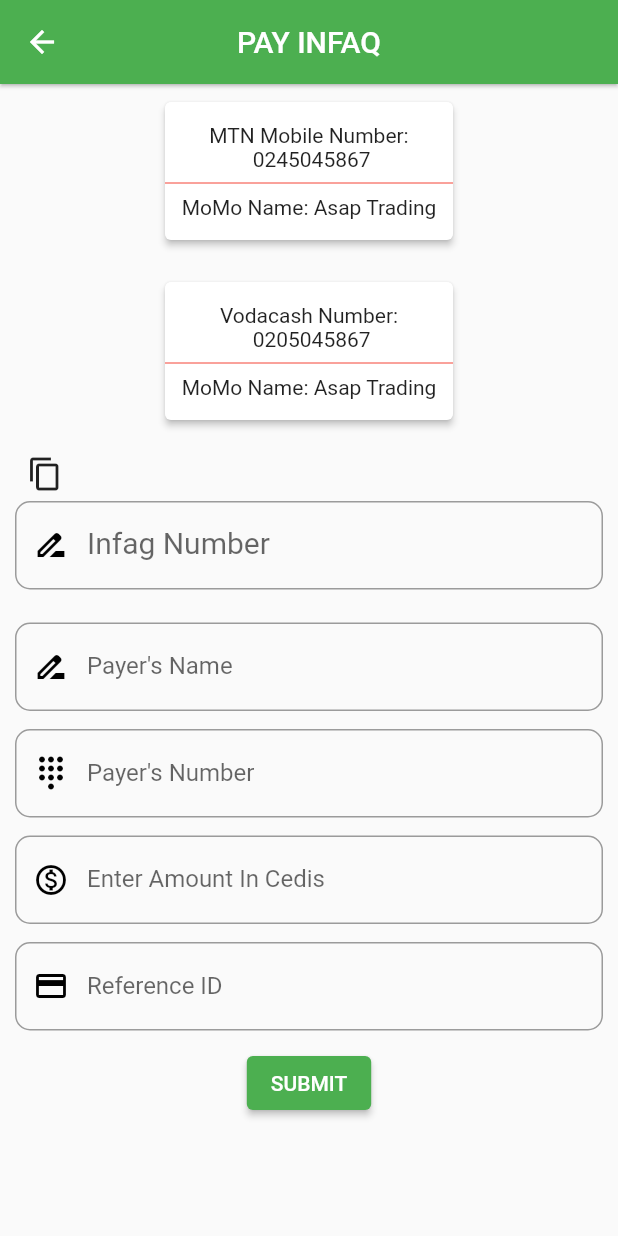
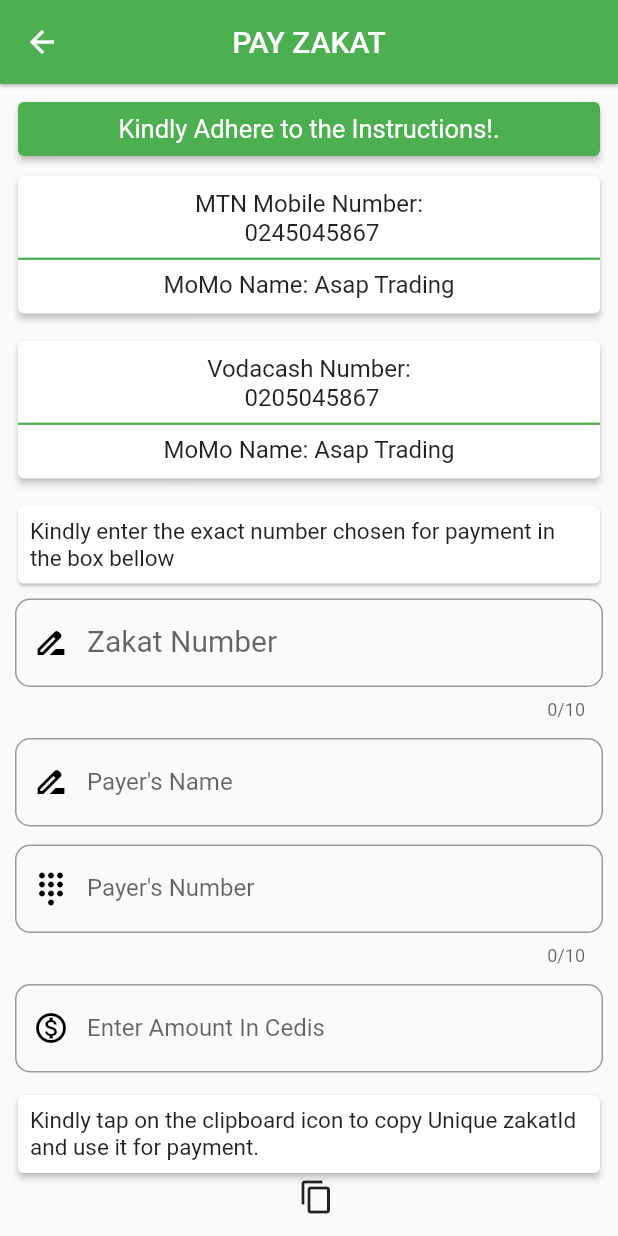
Before and after one commit to Asap-Hub/119gmm_app, a Flutter app: the payZakat screen opened directly, on a phone screen of 412 x 824 dp. Run offline on Flutter 3.47's test engine with Material 2 defaults, Android fonts, the phone set to English and light mode, and no system bars; our stand-ins replace cloud_firestore, firebase_auth, firebase_core, firebase_database, fluttertoast; accounts and stored records are empty.

Commit message:
payZakat modified

```diff
--- a/lib/model/zakatModel.dart
+++ b/lib/model/zakatModel.dart
@@ -4,24 +4,25 @@ class zakatModel{
   String? payerName;
   String? payerNumber;
   String? amount;
-  String? refId;
+  String? tranID;
   String? time;
   String? status;
-  int? zakatID;
+  String? zakatID;
   zakatModel({this.zakatID,this.status,this.time, this.uid,this.payerNumber, this.amount,this.zakatNumber,this.payerName
-    ,this.refId});
+    ,this.tranID});
 
   //sending data to the server
   Map <String, dynamic> toMap(){
     return{
       'status': status,
+      'time': time,
       'zakatID': zakatID,
       'uuid': uid,
       'zakatNumber': zakatNumber,
       'payerName': payerName,
       'payerNumber':payerNumber,
       'amount': amount,
-      'refId': refId,
+      'transactionID': tranID,
     };
   }
 
@@ -36,7 +37,7 @@ class zakatModel{
         payerName: map["payerName"],
         payerNumber: map["payerName"],
         amount: map["amount"],
-        refId: map["refId"]
+        tranID: map["transactionID"]
     );
   }
 }
--- a/lib/screen/MyHomePage.dart
+++ b/lib/screen/MyHomePage.dart
@@ -108,7 +108,7 @@ class _MyHomePageState extends State<MyHomePage> {
               ),
               BottomNavigationBarItem(
                 icon: Icon(Icons.monetization_on_outlined),
-                label: "PAYMENT",
+                label: "ZAKAT",
                 backgroundColor: Colors.green,
               ),
               BottomNavigationBarItem(
@@ -365,7 +365,7 @@ class _MyHomePageState extends State<MyHomePage> {
     );
   }
 
-  List<Widget> Screen = <Widget>[home(), infag(), Zakat(), report()];
+  List<Widget> Screen = <Widget>[home(), infag(), zakat(), report()];
 
   void _onItemTapped(int index) {
     setState(() {
--- a/lib/screen/landingPage.dart
+++ b/lib/screen/landingPage.dart
@@ -161,7 +161,7 @@ class _landingPageState extends State<landingPage> {
                                 MaterialPageRoute(
                                     builder: (context) => passwordReset()));
                           },
-                          child: Text("Forgot Password",
+                          child: Text("Forgot Password?",
                               style: TextStyle(fontSize: 18)))
                     ],
                   ),
--- a/lib/screen/payZakat.dart
+++ b/lib/screen/payZakat.dart
@@ -7,9 +7,7 @@ import 'package:firebase_database/firebase_database.dart';
 import 'package:flutter/material.dart';
 import 'package:flutter/services.dart';
 import 'package:fluttertoast/fluttertoast.dart';
-import 'package:gmm_app/model/infaqModel.dart';
 import 'package:gmm_app/model/zakatModel.dart';
-import 'package:intl/intl.dart';
 
 class payZakat extends StatefulWidget {
   const payZakat({Key? key}) : super(key: key);
@@ -23,9 +21,10 @@ class _payZakatState extends State<payZakat> {
   final payerName = TextEditingController();
   final payerNumber = TextEditingController();
   final amount = TextEditingController();
-  final refId = TextEditingController();
+  final zakatID = TextEditingController();
+  final tranID = TextEditingController();
   double Height = 10.0;
-  double cardHeight = 20.0;
+  double cardHeight = 10.0;
 
   //connecting to database
   final FirebaseAuth _auth = FirebaseAuth.instance;
@@ -33,6 +32,7 @@ class _payZakatState extends State<payZakat> {
   final realtimeDb = FirebaseDatabase.instance;
   String status = "pending";
   int infaqID = 100;
+
   //global key
   final allKey = GlobalKey<FormState>();
 
@@ -43,7 +43,7 @@ class _payZakatState extends State<payZakat> {
     return SafeArea(
         child: Scaffold(
       appBar: AppBar(
-            title: Text("Pay Infaq".toUpperCase()),
+        title: Text("Pay Zakat".toUpperCase()),
         centerTitle: true,
         elevation: 1.0,
       ),
@@ -56,64 +56,86 @@ class _payZakatState extends State<payZakat> {
               child: Column(
                 children: [
                   Container(
+                    width: double.infinity,
+                    child: Card(
+                      color: Colors.green,
+                    elevation: 2.0,
+                    child: Padding(
+                      padding: const EdgeInsets.all(8.0),
+                      child: Center(child: Text("""Kindly Adhere to the Instructions!.""", style: TextStyle(fontSize: 17, color: Colors.white),)),
+                    ),),),
+                  SizedBox(height: 5,),
+                  Container(
                     height: 100,
-                        width: 200,
+                    width: double.infinity,
                     child: Card(
                       elevation: 2.0,
                       child: Column(
                         mainAxisAlignment: MainAxisAlignment.center,
                         children: [
-                              Text("MTN Mobile Number:"),
-                              Text(" 0245045867"),
-                              Divider(color: Colors.red),
-                              Text("MoMo Name: Asap Trading"),
-                            ],),),
+                          Text("MTN Mobile Number:",
+                              style: TextStyle(fontSize: 16)),
+                          Text(" 0245045867", style: TextStyle(fontSize: 16)),
+                          Divider(
+                            color: Colors.green,
+                            thickness: 1.5,
                           ),
-                      SizedBox(height: cardHeight,),
-                      Container(
-                        height: 100,
-                        width: 200,
-                        child: Card(
-                          elevation: 2.0,
-                          child: Column(
-                            mainAxisAlignment: MainAxisAlignment.center,children: [
-                            Text("Vodacash Number:"),
-                            Text(" 0205045867"),
-                            Divider(color: Colors.red),
-                            Text("MoMo Name: Asap Trading"),
-
-                          ],),),
-                      ),
-                      SizedBox(height: cardHeight,),
-                      GestureDetector(
-                        onTap: (){
-                          Clipboard.setData(ClipboardData(text:user!.uid)).then((value){
-                            Fluttertoast.showToast(msg: "Copied to Clipboard");
-                          });
-                        },
-                        child: Padding(
-                          padding: const EdgeInsets.only(left: 10,bottom: 5),
-                          child: Row(
-                            children: [
-                              Text(
-                                '${user!.uid}',
-                                style: TextStyle(
-                                  fontSize: 18,
-                                ),
-                              ),
-                              Icon(Icons.copy_outlined)
+                          Text("MoMo Name: Asap Trading",
+                              style: TextStyle(fontSize: 16)),
                         ],
                       ),
                     ),
                   ),
+                  SizedBox(
+                    height: cardHeight,
+                  ),
+                  Container(
+                    height: 100,
+                    width: double.infinity,
+                    child: Card(
+                      elevation: 2.0,
+                      child: Column(
+                        mainAxisAlignment: MainAxisAlignment.center,
+                        children: [
+                          Text("Vodacash Number:",
+                              style: TextStyle(fontSize: 16)),
+                          Text(
+                            " 0205045867",
+                            style: TextStyle(fontSize: 16),
+                          ),
+                          Divider(
+                            color: Colors.green,
+                            thickness: 1.5,
+                          ),
+                          Text("MoMo Name: Asap Trading",
+                              style: TextStyle(fontSize: 16)),
+                        ],
+                      ),
+                    ),
+                  ),
+                  SizedBox(
+                    height: cardHeight,
+                  ),
+                  Container(
+                    width: double.infinity,
+                    child: Card(child: Padding(
+                      padding: const EdgeInsets.all(8.0),
+                      child: Text("Kindly enter the exact number chosen for payment in the box bellow", style: TextStyle(fontSize: 15)),
+                    ),),
+                  ),
+                  SizedBox(height: 5.0,),
                   Padding(
                     padding: EdgeInsets.symmetric(horizontal: 2, vertical: 1),
                     child: TextFormField(
+                      maxLength: 10,
                       textInputAction: TextInputAction.next,
                       keyboardType: TextInputType.numberWithOptions(),
                       controller: zakatNumber,
                       decoration: InputDecoration(
-                            label: Text("Infag Number", style: TextStyle(fontSize: 20),),
+                        label: Text(
+                          "Zakat Number",
+                          style: TextStyle(fontSize: 20),
+                        ),
                         prefixIcon: Icon(Icons.drive_file_rename_outline),
                         prefixIconColor: Colors.black,
                         border: OutlineInputBorder(
@@ -121,13 +143,15 @@ class _payZakatState extends State<payZakat> {
                         ),
                       ),
                       validator: (value) {
-                            if (value!.isEmpty) {
+                        if (zakatNumber.value.text.isEmpty) {
                           return ("Required");
                         }
                       },
                     ),
                   ),
-                      SizedBox(height: cardHeight,),
+                  SizedBox(
+                    height: cardHeight,
+                  ),
                   Padding(
                     padding: EdgeInsets.symmetric(horizontal: 2, vertical: 1),
                     child: TextFormField(
@@ -142,16 +166,19 @@ class _payZakatState extends State<payZakat> {
                         ),
                       ),
                       validator: (value) {
-                            if (value!.isEmpty) {
+                        if (payerNumber.value.text.isEmpty) {
                           return ("Required");
                         }
                       },
                     ),
                   ),
-                      SizedBox(height: Height,),
+                  SizedBox(
+                    height: Height,
+                  ),
                   Padding(
                     padding: EdgeInsets.symmetric(horizontal: 2, vertical: 1),
                     child: TextFormField(
+                      maxLength: 10,
                       textInputAction: TextInputAction.next,
                       keyboardType: TextInputType.numberWithOptions(),
                       controller: payerNumber,
@@ -164,13 +191,15 @@ class _payZakatState extends State<payZakat> {
                         ),
                       ),
                       validator: (value) {
-                            if (payerNumber.text.isEmpty) {
+                        if (payerNumber.value.text.isEmpty) {
                           return ("Required");
                         }
                       },
                     ),
                   ),
-                      SizedBox(height: Height,),
+                  SizedBox(
+                    height: Height,
+                  ),
                   Padding(
                     padding: EdgeInsets.symmetric(horizontal: 2, vertical: 1),
                     child: TextFormField(
@@ -186,20 +215,89 @@ class _payZakatState extends State<payZakat> {
                         ),
                       ),
                       validator: (value) {
-                            if (amount.text.isEmpty) {
+                        if (amount.value.text.isEmpty) {
                           return ("Required");
                         }
                       },
                     ),
                   ),
-                      SizedBox(height: Height,),
+                  SizedBox(
+                    height: Height,
+                  ),
+                  Container(
+                    width: double.infinity,
+                    child: Column(
+                      children: [
+                        Container(child: Card(
+                          elevation: 2.0,
+                          child: Padding(
+                            padding: const EdgeInsets.all(8.0),
+                            child: Text("""Kindly tap on the clipboard icon to copy Unique zakatId and use it for payment.""", style: TextStyle(fontSize: 15),),
+                          ),),),
+                        GestureDetector(
+                          onTap: () {
+                            Clipboard.setData(ClipboardData(text: user!.uid))
+                                .then((value) {
+                              Fluttertoast.showToast(msg: "Copied to Clipboard");
+                            });
+                          },
+                          child: Padding(
+                            padding: const EdgeInsets.only(left: 10, bottom: 5),
+                            child:  Wrap(children: [
+                                  Text(
+                                    '${user!.uid}',
+                                    style: TextStyle(
+                                      fontSize: 18,
+                                    ),
+                                  ),
+                              Icon(Icons.copy_outlined)
+                                ]),
+
+                          ),
+                        ),
+                      ],
+                    ),
+                  ),
+                  SizedBox(
+                    height: Height,
+                  ),
                   Padding(
                     padding: EdgeInsets.symmetric(horizontal: 2, vertical: 1),
                     child: TextFormField(
                       textInputAction: TextInputAction.next,
-                          controller: refId,
+                      controller: zakatID,
                       decoration: InputDecoration(
-                            label: Text("Reference ID"),
+                        label: Text("Zakat ID"),
+                        prefixIcon: Icon(Icons.print),
+                        prefixIconColor: Colors.black,
+                        border: OutlineInputBorder(
+                          borderRadius: BorderRadius.circular(10),
+                        ),
+                      ),
+                      validator: (value) {
+                        if (zakatID.value.text.isEmpty) {
+                          return ("Required");
+                        }
+                      },
+                    ),
+                  ),
+                  SizedBox(
+                    height: Height,
+                  ),
+                  Container(
+                    width: double.infinity,
+                    child: Card(child: Padding(
+                      padding: const EdgeInsets.all(8.0),
+                      child: Text("Minimize the app and make payment and Use your transaction ID to fill the next TextField", style: TextStyle(fontSize: 15)),
+                    ),),
+                  ),
+                  Padding(
+                    padding: EdgeInsets.symmetric(horizontal: 2, vertical: 1),
+                    child: TextFormField(
+                      textInputAction: TextInputAction.next,
+                      controller: tranID,
+                      decoration: InputDecoration(
+                        label: Text("Transaction ID"),
                         prefixIcon: Icon(Icons.payment_outlined),
                         prefixIconColor: Colors.black,
                         border: OutlineInputBorder(
@@ -207,19 +305,24 @@ class _payZakatState extends State<payZakat> {
                         ),
                       ),
                       validator: (value) {
-                            if (refId.text.isEmpty) {
+                        if (tranID.value.text.isEmpty) {
                           return ("Required");
                         }
                       },
                     ),
                   ),
-                      SizedBox(height: Height,),
-                      ElevatedButton(onPressed: (){
-                        if(allKey.currentState!.validate()){
-                          payZakat(zakatNumber.text);
+                  SizedBox(
+                    height: Height,
+                  ),
+                  ElevatedButton(
+                      onPressed: () {
+                        if (allKey.currentState!.validate() &&
+                            zakatID.value.text == user!.uid ) {
+                          payZakat();
                           Navigator.pop(context);
                         }
-                      }, child: Text("SUBMIT"))
+                      },
+                      child: Text("SUBMIT"))
                 ],
               ),
             ),
@@ -228,18 +331,19 @@ class _payZakatState extends State<payZakat> {
       ),
     ));
   }
-  void payZakat(String textNumber) async {
+
+  void payZakat() async {
     try {
-      if ( zakatNumber.value.text.trim() == "0245045867" && zakatNumber.value.text.trim() == "0245045867") {
+      if (zakatNumber.value.text.trim() == "0245045867" &&
+          zakatNumber.value.text.trim() == "0245045867") {
         postReportToFireStore();
         Fluttertoast.showToast(
             msg:
                 "Payment Submitted Successful, Admins will review it soon. Thank you.");
-      }
-        else if (zakatNumber.value.text.trim() != "0245045867" && zakatNumber.value.text.trim() != "0245045867"){
+      } else if (zakatNumber.value.text.trim() != "0245045867" &&
+          zakatNumber.value.text.trim() != "0245045867") {
         Fluttertoast.showToast(
-            msg:
-            "Kindly input correct Zakat Account Number.");
+            msg: "Kindly input correct Zakat Account Number.");
       }
     } on SocketException catch (e) {
       Fluttertoast.showToast(msg: e.message);
@@ -250,7 +354,6 @@ class _payZakatState extends State<payZakat> {
     //calling firestore
     //calling user model
     //sending data to the server
-    FirebaseFirestore firebaseStore = FirebaseFirestore.instance;
     User? user = _auth.currentUser;
     zakatModel model = zakatModel();
     final db = realtimeDb.reference().child("payZakat");
@@ -260,8 +363,9 @@ class _payZakatState extends State<payZakat> {
     model.payerName = payerName.text.trim();
     model.payerNumber = payerNumber.text.trim();
     model.amount = amount.text.trim();
-    model.refId = refId.text.trim();
-    model.status =status;
+    model.zakatID = zakatID.text.trim();
+    model.tranID = tranID.text.trim();
+    model.status = status;
     model.time = DateTime.now().toString();
 
     db.push().set(model.toMap()).asStream();
--- a/lib/screen/report.dart
+++ b/lib/screen/report.dart
@@ -23,8 +23,8 @@ class _reportState extends State<report> {
             Navigator.push(
                 context, MaterialPageRoute(builder: (context) => addReport()));
           },
-          child: Image.asset('assets/pencil.png'),
-          backgroundColor: Colors.green,
+          child: Image.asset('assets/feedback.png'),
+          backgroundColor: Colors.white,
         ),
         body: Container(
           height: double.infinity,
--- a/lib/screen/zakat.dart
+++ b/lib/screen/zakat.dart
@@ -4,28 +4,29 @@ import 'package:flutter/material.dart';
 import 'package:flutter/services.dart';
 import 'package:fluttertoast/fluttertoast.dart';
 import 'package:gmm_app/screen/payInfaq.dart';
+import 'package:gmm_app/screen/payZakat.dart';
 
-class Zakat extends StatefulWidget {
-  const Zakat({Key? key}) : super(key: key);
+class zakat extends StatefulWidget {
+  const zakat({Key? key}) : super(key: key);
 
   @override
-  _ZakatState createState() => _ZakatState();
+  _zakatState createState() => _zakatState();
 }
 
-class _ZakatState extends State<Zakat> {
+class _zakatState extends State<zakat> {
   var isLoading = false;
   @override
   Widget build(BuildContext context) {
-    final data = FirebaseDatabase.instance.reference().child('payInfaq');
+    final data = FirebaseDatabase.instance.reference().child('payZakat');
 
     return SafeArea(
         child: Scaffold(
           floatingActionButton: FloatingActionButton(
             backgroundColor: Colors.white,
-            child: Image.asset('assets/Charity.png', height: 50, width: 50),
+            child: Image.asset('assets/zakat.png', height: 50, width: 50),
             onPressed: () {
               Navigator.push(
-                  context, MaterialPageRoute(builder: (context) => payInfaq()));
+                  context, MaterialPageRoute(builder: (context) => payZakat()));
             },
           ),
           body: Container(
@@ -76,12 +77,12 @@ class _ZakatState extends State<Zakat> {
                     child: Row(
                       children: [
                         Text(
-                          'INFAQ NO: ${reportData['infaqNumber']}',
+                          'Zakat NO: ${reportData['zakatNumber']}',
                           style: TextStyle(fontSize: 18, color: Colors.white),
                         ),
                         SizedBox(width: 10,),
                         Text(
-                          'STATUS: ${reportData['status']}',
+                          'Status: ${reportData['status']}',
                           style: TextStyle(fontSize: 20,color: Colors.white),
                         ),
                       ],
@@ -101,7 +102,7 @@ class _ZakatState extends State<Zakat> {
                 child: Row(
                   children: [
                     Text(
-                      '${reportData['uuid']}',
+                      '${reportData['transactionID']}',
                       style: TextStyle(
                         fontSize: 18,
                       ),
@@ -135,7 +136,7 @@ class _ZakatState extends State<Zakat> {
             Padding(
               padding: const EdgeInsets.only(left: 10,bottom: 5),
               child: Text(
-                'REF.ID:${reportData['refId']}',
+                'Zakat ID:${reportData['zakatID']}',
                 style: TextStyle(fontSize: 20),
               ),
             ),
```
Also changed, not shown: lib/screen/addReport.dart (+33 -28 lines), lib/screen/home.dart (+24 -2 lines), lib/screen/payInfaq.dart (+6 -2 lines), assets/feedback.png (added), assets/pencil.png (deleted), assets/zakat.png (added). Lines whose indentation alone changed are shown as unchanged.
